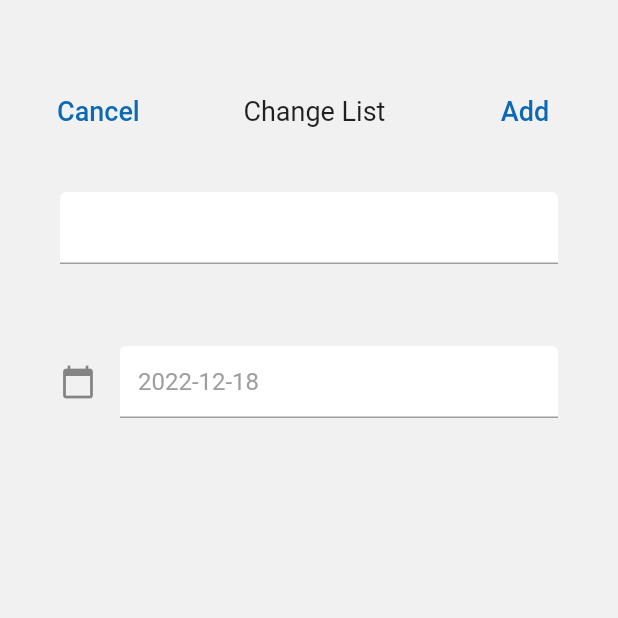
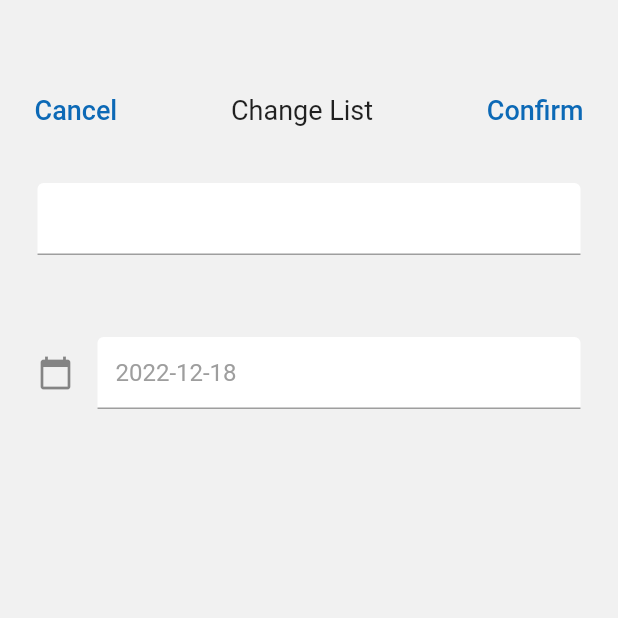
Before and after one commit to noefis/postiliste, a Flutter app: the ChangeItemViewRoute screen opened directly with empty values, on a phone screen of 412 x 824 dp, the top half of it. Run offline on Flutter 3.47's test engine with Material 2 defaults, Android fonts, the phone set to English and light mode, and no system bars; our stand-ins replace shared_preferences; missing offline and left inert: barcode_scan2; accounts and stored records are empty; generated files the repository leaves out were written again.

Commit message:
optimize inputs + fix small bug

```diff
--- a/lib/l10n/app_de.arb
+++ b/lib/l10n/app_de.arb
@@ -35,6 +35,9 @@
     "add": "Hinzufügen",
     "@add": {},
 
+    "confirm": "Speichern",
+    "@confirm": {},
+
     "deleteList": "Liste löschen",
     "@deleteList": {},
 
--- a/lib/l10n/app_en.arb
+++ b/lib/l10n/app_en.arb
@@ -36,6 +36,9 @@
     "add": "Add",
     "@add": {},
 
+    "confirm": "Confirm",
+    "@confirm": {},
+
     "deleteList": "Delete List",
     "@deleteList": {},
 
--- a/lib/single_item/change_item_view.dart
+++ b/lib/single_item/change_item_view.dart
@@ -109,7 +109,7 @@ class _ChangeItemView extends State<ChangeItemViewRoute> {
 
   Widget changeItemView(BuildContext context) {
     return ListView(
-        padding: const EdgeInsets.only(top: 50, left: 30, right: 30),
+        padding: const EdgeInsets.only(top: 55, left: 15, right: 15),
         children: [
           Row(
             mainAxisAlignment: MainAxisAlignment.spaceBetween,
@@ -118,6 +118,10 @@ class _ChangeItemView extends State<ChangeItemViewRoute> {
                   fit: BoxFit.scaleDown,
                   child: TextButton(
                       onPressed: () => Navigator.pop(context),
+                      style: TextButton.styleFrom(
+                        minimumSize: Size.zero,
+                        tapTargetSize: MaterialTapTargetSize.shrinkWrap,
+                      ),
                       child: Text(
                         AppLocalizations.of(context)!.cancel,
                         style: const TextStyle(fontSize: 18),
@@ -132,8 +136,12 @@ class _ChangeItemView extends State<ChangeItemViewRoute> {
                   fit: BoxFit.scaleDown,
                   child: TextButton(
                       onPressed: () => _changeList(),
+                      style: TextButton.styleFrom(
+                        minimumSize: Size.zero,
+                        tapTargetSize: MaterialTapTargetSize.shrinkWrap,
+                      ),
                       child: Text(
-                        AppLocalizations.of(context)!.add,
+                        AppLocalizations.of(context)!.confirm,
                         style: const TextStyle(fontSize: 18),
                       ))),
             ],
@@ -218,7 +226,9 @@ class _ChangeItemView extends State<ChangeItemViewRoute> {
                   return const Iterable<String>.empty();
                 }
                 return _kOptions.where((String option) {
-                  return option.contains(textEditingValue.text.toLowerCase());
+                  return option
+                      .toLowerCase()
+                      .contains(textEditingValue.text.toLowerCase());
                 });
               },
               onSelected: (String selection) {
--- a/lib/single_item/custom_radio_input_item.dart
+++ b/lib/single_item/custom_radio_input_item.dart
@@ -153,7 +153,7 @@ class _SingleItemRadioInput<T> extends State<SingleItemRadioInput> {
                               return const Iterable<String>.empty();
                             }
                             return _kOptions.where((String option) {
-                              return option.contains(
+                              return option.toLowerCase().contains(
                                   textEditingValue.text.toLowerCase());
                             });
                           },
```
Also changed, not shown: lib/new_item_view.dart (+12 -2 lines).
